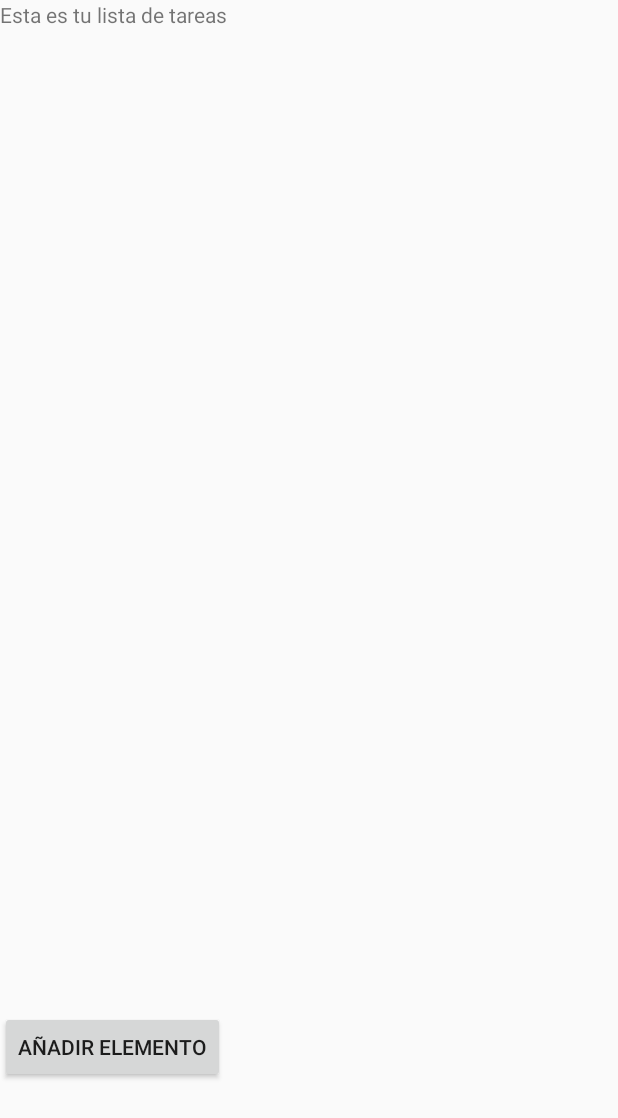
After one commit to agusCEV12/ALFRED, an Android app: the layout activity_tareas.xml on its own in the app's theme, with its tools: preview values and no code run, on a phone screen of 412 x 824 dp. The commit adds this screen. Shown: the top 1118 px of the screen. Run offline under Robolectric (Android 15) with nearby library versions, the phone set to English and light mode, and no system bars.

Commit message:
Lista Tareas 0.1

```diff
--- a/app/src/main/AndroidManifest.xml
+++ b/app/src/main/AndroidManifest.xml
@@ -12,6 +12,9 @@
         android:supportsRtl="true"
         android:theme="@style/Theme.ALFRED"
         tools:targetApi="31">
+        <activity
+            android:name=".TareasActivity"
+            android:exported="false" />
         <activity
             android:name=".HomeActivity"
             android:exported="false"
--- a/app/src/main/java/com/example/alfred/ui/login/LoginActivity.java
+++ b/app/src/main/java/com/example/alfred/ui/login/LoginActivity.java
@@ -57,8 +57,9 @@ public class LoginActivity extends AppCompatActivity {
     }
 
     public void goToHome(View view){
-        Intent intent = new Intent(this, RecoverPassActivity.class);
-        startActivity(intent);
+
+        //AQUI EL CODIGO PARA COMPROBAR LAS CREDENCIALES
+
     }
 }
 
--- /dev/null
+++ b/app/src/main/res/layout/activity_tareas.xml
@@ -0,0 +1,30 @@
+<?xml version="1.0" encoding="utf-8"?>
+<RelativeLayout xmlns:android="http://schemas.android.com/apk/res/android"
+    xmlns:app="http://schemas.android.com/apk/res-auto"
+    xmlns:tools="http://schemas.android.com/tools"
+    android:layout_width="match_parent"
+    android:layout_height="match_parent"
+    tools:context=".ui.ListaTareas.TareasActivity">
+
+    <TextView
+        android:id="@+id/titulo_tareas"
+        android:layout_width="wrap_content"
+        android:layout_height="wrap_content"
+        android:text="Esta es tu lista de tareas" />
+
+    <ListView
+        android:id="@+id/lista_tareas_activity"
+        android:layout_width="match_parent"
+        android:layout_height="648dp"
+        android:layout_below="@+id/titulo_tareas" />
+
+    <Button
+        android:id="@+id/btn_agregar_tarea"
+        android:layout_width="wrap_content"
+        android:layout_height="wrap_content"
+        android:layout_below="@+id/lista_tareas_activity"
+        android:text="Añadir elemento"
+        android:layout_marginTop="10px"/>
+
+
+</RelativeLayout>
```
Also changed, not shown: app/src/main/java/com/example/alfred/ui/Gastos.java (+10 -9 lines), app/src/main/java/com/example/alfred/ui/ListaTareas/TareasActivity.java (added, +113 -0 lines), app/src/main/java/com/example/alfred/ui/ListaTareas/item_tarea.java (added, +28 -0 lines), app/src/main/res/layout/item_tarea.xml (added, +14 -0 lines).
